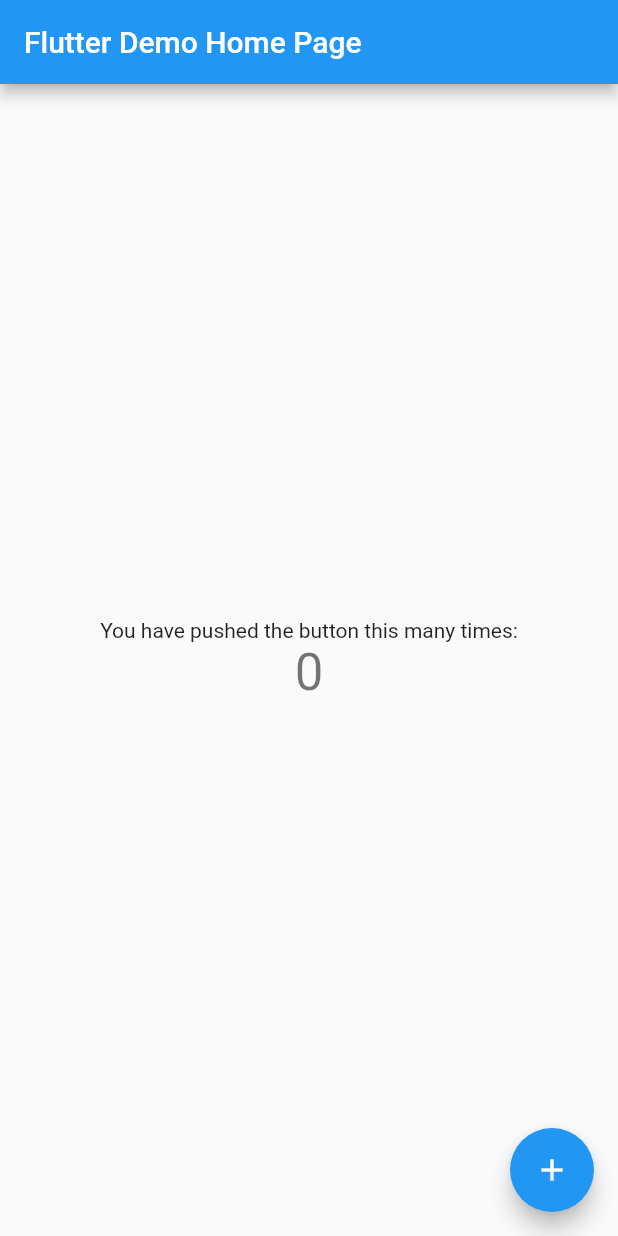
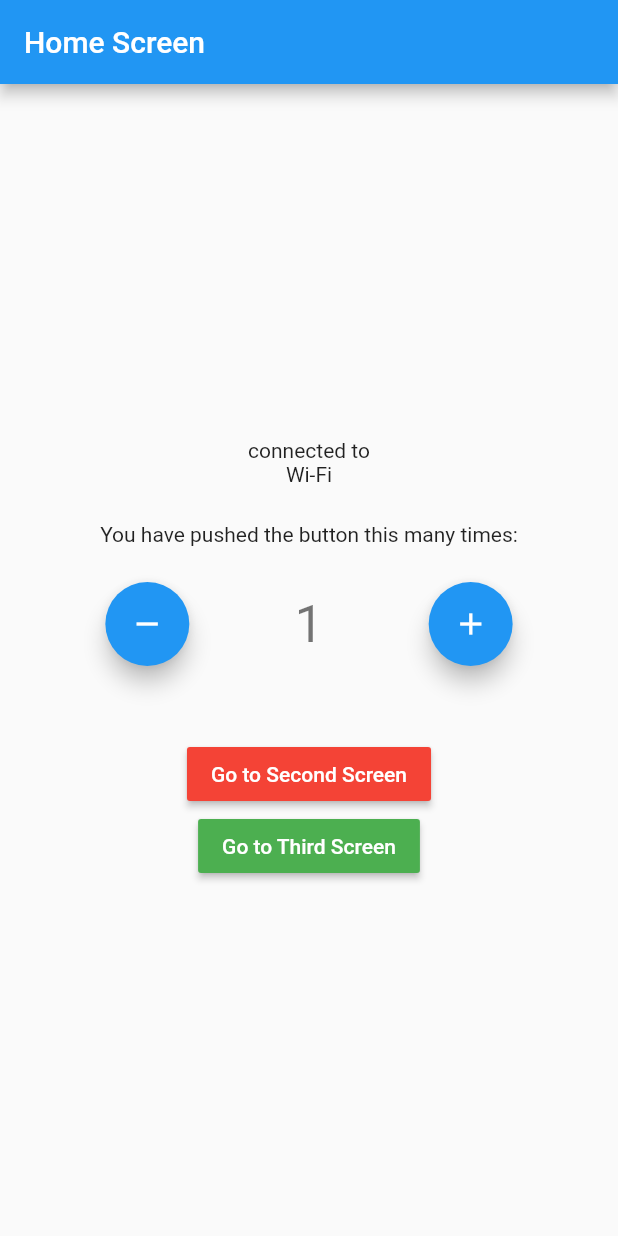
Before and after one commit to Cusicon/flutter_bloc_concepts, a Flutter app: the screen it shows after launch, on a phone screen of 412 x 824 dp. Run offline on Flutter 3.47's test engine with Material 2 defaults, Android fonts, the phone set to English and light mode, and no system bars; our stand-ins replace bloc, connectivity_plus, flutter_bloc.

```diff
--- /dev/null
+++ b/lib/constants/enums.dart
@@ -0,0 +1 @@
+enum InternetConnectionType { wifi, mobile }
--- a/lib/cubit/counter_state.dart
+++ /dev/null
@@ -1,7 +0,0 @@
-part of 'counter_cubit.dart';
-
-class CounterState {
-  final int counterValue;
-
-  CounterState({required this.counterValue});
-}
--- /dev/null
+++ b/lib/logic/blocs/counter/counter_state.dart
@@ -0,0 +1,19 @@
+// ignore_for_file: public_member_api_docs, sort_constructors_first
+part of 'counter_cubit.dart';
+
+class CounterState {
+  final int counterValue;
+  bool wasIncremented;
+
+  CounterState({required this.counterValue, this.wasIncremented = false});
+
+  CounterState copyWith({
+    int? counterValue,
+    bool? wasIncremented,
+  }) {
+    return CounterState(
+      counterValue: counterValue ?? this.counterValue,
+      wasIncremented: wasIncremented ?? this.wasIncremented,
+    );
+  }
+}
--- /dev/null
+++ b/lib/logic/blocs/internet/internet_cubit.dart
@@ -0,0 +1,40 @@
+import 'dart:async';
+
+import 'package:bloc/bloc.dart';
+import 'package:connectivity_plus/connectivity_plus.dart';
+import 'package:flutter_bloc_concepts/constants/enums.dart';
+import 'package:meta/meta.dart';
+
+part 'internet_state.dart';
+
+class InternetCubit extends Cubit<InternetState> {
+  final Connectivity connectivity;
+  late StreamSubscription connectivityStreamSubscription;
+
+  InternetCubit({required this.connectivity}) : super(InternetLoading()) {
+    connectivityStreamSubscription =
+        connectivity.onConnectivityChanged.listen((connectivityType) {
+      if (connectivityType == ConnectivityResult.wifi) {
+        emitInternetConnected(InternetConnectionType.wifi);
+      } else if (connectivityType == ConnectivityResult.mobile) {
+        emitInternetConnected(InternetConnectionType.mobile);
+      } else if (connectivityType == ConnectivityResult.none) {
+        emitInternetDisconnected();
+      } else {}
+    });
+  }
+
+  void emitInternetConnected(InternetConnectionType internetConnectionType) {
+    return emit(
+      InternetConnected(internetConnectionType: internetConnectionType),
+    );
+  }
+
+  void emitInternetDisconnected() => emit(InternetDisconnected());
+
+  @override
+  Future<void> close() {
+    connectivityStreamSubscription.cancel();
+    return super.close();
+  }
+}
--- /dev/null
+++ b/lib/logic/blocs/internet/internet_state.dart
@@ -0,0 +1,14 @@
+part of 'internet_cubit.dart';
+
+@immutable
+abstract class InternetState {}
+
+class InternetLoading extends InternetState {}
+
+class InternetConnected extends InternetState {
+  final InternetConnectionType internetConnectionType;
+
+  InternetConnected({required this.internetConnectionType});
+}
+
+class InternetDisconnected extends InternetState {}
--- a/lib/main.dart
+++ b/lib/main.dart
@@ -1,102 +1,41 @@
+import 'package:connectivity_plus/connectivity_plus.dart';
 import 'package:flutter/material.dart';
 import 'package:flutter_bloc/flutter_bloc.dart';
-import 'package:flutter_bloc_concepts/cubit/counter_cubit.dart';
+import 'package:flutter_bloc_concepts/logic/blocs/counter/counter_cubit.dart';
+import 'package:flutter_bloc_concepts/logic/blocs/internet/internet_cubit.dart';
+import 'package:flutter_bloc_concepts/presentation/router/app_router.dart';
 
 void main() {
-  runApp(const MyApp());
+  runApp(
+    MyApp(appRouter: AppRouter(), connectivity: Connectivity()),
+  );
 }
 
 class MyApp extends StatelessWidget {
-  const MyApp({super.key});
+  final AppRouter appRouter;
+  final Connectivity connectivity;
 
-  // This widget is the root of your application.
+  const MyApp({super.key, required this.appRouter, required this.connectivity});
+
   @override
   Widget build(BuildContext context) {
-    return BlocProvider(
-      create: (context) => CounterCubit(),
+    return MultiBlocProvider(
+      providers: [
+        BlocProvider<InternetCubit>(
+          create: (context) => InternetCubit(connectivity: connectivity),
+        ),
+        BlocProvider<CounterCubit>(
+          create: (context) => CounterCubit(),
+        ),
+      ],
       child: MaterialApp(
         debugShowCheckedModeBanner: false,
         title: 'Flutter Demo',
         theme: ThemeData(
           primarySwatch: Colors.blue,
         ),
-        home: const MyHomePage(title: 'Flutter Demo Home Page'),
+        onGenerateRoute: appRouter.onGenerateRoute,
       ),
     );
   }
 }
-
-class MyHomePage extends StatefulWidget {
-  const MyHomePage({super.key, required this.title});
-  final String title;
-
-  @override
-  State<MyHomePage> createState() => _MyHomePageState();
-}
-
-class _MyHomePageState extends State<MyHomePage> {
-  int _counter = 0;
-
-  void _incrementCounter() {
-    setState(() {
-      // This call to setState tells the Flutter framework that something has
-      // changed in this State, which causes it to rerun the build method below
-      // so that the display can reflect the updated values. If we changed
-      // _counter without calling setState(), then the build method would not be
-      // called again, and so nothing would appear to happen.
-      _counter++;
-    });
-  }
-
-  @override
-  Widget build(BuildContext context) {
-    // This method is rerun every time setState is called, for instance as done
-    // by the _incrementCounter method above.
-    //
-    // The Flutter framework has been optimized to make rerunning build methods
-    // fast, so that you can just rebuild anything that needs updating rather
-    // than having to individually change instances of widgets.
-    return Scaffold(
-      appBar: AppBar(
-        // Here we take the value from the MyHomePage object that was created by
-        // the App.build method, and use it to set our appbar title.
-        title: Text(widget.title),
-      ),
-      body: Center(
-        // Center is a layout widget. It takes a single child and positions it
-        // in the middle of the parent.
-        child: Column(
-          // Column is also a layout widget. It takes a list of children and
-          // arranges them vertically. By default, it sizes itself to fit its
-          // children horizontally, and tries to be as tall as its parent.
-          //
-          // Invoke "debug painting" (press "p" in the console, choose the
-          // "Toggle Debug Paint" action from the Flutter Inspector in Android
-          // Studio, or the "Toggle Debug Paint" command in Visual Studio Code)
-          // to see the wireframe for each widget.
-          //
-          // Column has various properties to control how it sizes itself and
-          // how it positions its children. Here we use mainAxisAlignment to
-          // center the children vertically; the main axis here is the vertical
-          // axis because Columns are vertical (the cross axis would be
-          // horizontal).
-          mainAxisAlignment: MainAxisAlignment.center,
-          children: <Widget>[
-            const Text(
-              'You have pushed the button this many times:',
-            ),
-            Text(
-              '$_counter',
-              style: Theme.of(context).textTheme.headline4,
-            ),
-          ],
-        ),
-      ),
-      floatingActionButton: FloatingActionButton(
-        onPressed: _incrementCounter,
-        tooltip: 'Increment',
-        child: const Icon(Icons.add),
-      ), // This trailing comma makes auto-formatting nicer for build methods.
-    );
-  }
-}
--- /dev/null
+++ b/lib/presentation/router/app_router.dart
@@ -0,0 +1,34 @@
+import 'package:flutter/material.dart';
+import 'package:flutter_bloc_concepts/presentation/screens/home_screen.dart';
+import 'package:flutter_bloc_concepts/presentation/screens/second_screen.dart';
+import 'package:flutter_bloc_concepts/presentation/screens/third_screen.dart';
+
+class AppRouter {
+  Route? onGenerateRoute(RouteSettings routeSettings) {
+    switch (routeSettings.name) {
+      case '/':
+        return MaterialPageRoute(
+          builder: (context) => const HomeScreen(
+            title: 'Home Screen',
+            color: Colors.blue,
+          ),
+        );
+      case '/second':
+        return MaterialPageRoute(
+          builder: (context) => const SecondScreen(
+            title: 'Second Screen',
+            color: Colors.red,
+          ),
+        );
+      case '/third':
+        return MaterialPageRoute(
+          builder: (context) => const ThirdScreen(
+            title: 'Third Screen',
+            color: Colors.green,
+          ),
+        );
+      default:
+        return null;
+    }
+  }
+}
--- /dev/null
+++ b/lib/presentation/screens/home_screen.dart
@@ -0,0 +1,122 @@
+import 'package:flutter/material.dart';
+import 'package:flutter_bloc/flutter_bloc.dart';
+import 'package:flutter_bloc_concepts/constants/enums.dart';
+import 'package:flutter_bloc_concepts/logic/blocs/counter/counter_cubit.dart';
+import 'package:flutter_bloc_concepts/logic/blocs/internet/internet_cubit.dart';
+
+class HomeScreen extends StatefulWidget {
+  final String title;
+  final Color color;
+
+  const HomeScreen({super.key, required this.title, required this.color});
+
+  @override
+  State<HomeScreen> createState() => _HomeScreenState();
+}
+
+class _HomeScreenState extends State<HomeScreen> {
+  @override
+  Widget build(BuildContext context) {
+    return BlocListener<InternetCubit, InternetState>(
+      listener: (context, state) {
+        if (state is InternetConnected &&
+            state.internetConnectionType == InternetConnectionType.wifi) {
+          BlocProvider.of<CounterCubit>(context).increment();
+        } else if (state is InternetConnected &&
+            state.internetConnectionType == InternetConnectionType.mobile) {
+          BlocProvider.of<CounterCubit>(context).decrement();
+        }
+      },
+      child: Scaffold(
+        appBar: AppBar(
+          title: Text(widget.title),
+          backgroundColor: widget.color,
+        ),
+        body: Center(
+          child: Column(
+            mainAxisAlignment: MainAxisAlignment.center,
+            children: <Widget>[
+              const Text('connected to'),
+              BlocBuilder<InternetCubit, InternetState>(
+                builder: (context, state) {
+                  if (state is InternetConnected &&
+                      state.internetConnectionType ==
+                          InternetConnectionType.wifi) {
+                    return const Text('Wi-Fi');
+                  } else if (state is InternetConnected &&
+                      state.internetConnectionType ==
+                          InternetConnectionType.mobile) {
+                    return const Text('Mobile Data');
+                  } else if (state is InternetDisconnected) {
+                    return const Text('Disconnected');
+                  } else {
+                    return const Text('None');
+                  }
+                },
+              ),
+              const SizedBox(height: 24.0),
+              const Text('You have pushed the button this many times:'),
+              const SizedBox(height: 24.0),
+              Row(
+                mainAxisAlignment: MainAxisAlignment.spaceEvenly,
+                children: <Widget>[
+                  FloatingActionButton(
+                    backgroundColor: widget.color,
+                    onPressed: () {
+                      BlocProvider.of<CounterCubit>(context).decrement();
+                    },
+                    child: const Icon(Icons.remove),
+                  ),
+                  BlocConsumer<CounterCubit, CounterState>(
+                    listener: (context, state) {
+                      if (state.wasIncremented) {
+                        ScaffoldMessenger.of(context).showSnackBar(
+                          const SnackBar(content: Text('Incremented!')),
+                        );
+                      }
+                      if (!state.wasIncremented) {
+                        ScaffoldMessenger.of(context).showSnackBar(
+                          const SnackBar(content: Text('Decremented!')),
+                        );
+                      }
+                    },
+                    builder: (context, state) {
+                      return Text(
+                        '${state.counterValue}',
+                        style: Theme.of(context).textTheme.headline4,
+                      );
+                    },
+                  ),
+                  FloatingActionButton(
+                    backgroundColor: widget.color,
+                    onPressed: () {
+                      BlocProvider.of<CounterCubit>(context).increment();
+                    },
+                    child: const Icon(Icons.add),
+                  ),
+                ],
+              ),
+              const SizedBox(height: 48.0),
+              MaterialButton(
+                onPressed: () => Navigator.of(context).pushNamed('/second'),
+                color: Colors.red,
+                child: const Text(
+                  'Go to Second Screen',
+                  style: TextStyle(color: Colors.white),
+                ),
+              ),
+              MaterialButton(
+                onPressed: () => Navigator.of(context).pushNamed('/third'),
+                color: Colors.green,
+                child: const Text(
+                  'Go to Third Screen',
+                  style: TextStyle(color: Colors.white),
+                ),
+              )
+            ],
+          ),
+        ),
+      ),
+    );
+  }
+}
```
Also changed, not shown: lib/cubit/counter_cubit.dart (deleted, +0 -12 lines), lib/logic/blocs/counter/counter_cubit.dart (added, +20 -0 lines), lib/presentation/screens/second_screen.dart (added, +82 -0 lines), lib/presentation/screens/third_screen.dart (added, +82 -0 lines), pubspec.yaml (+1 -6 lines), pubspec.lock, 12 other files.
